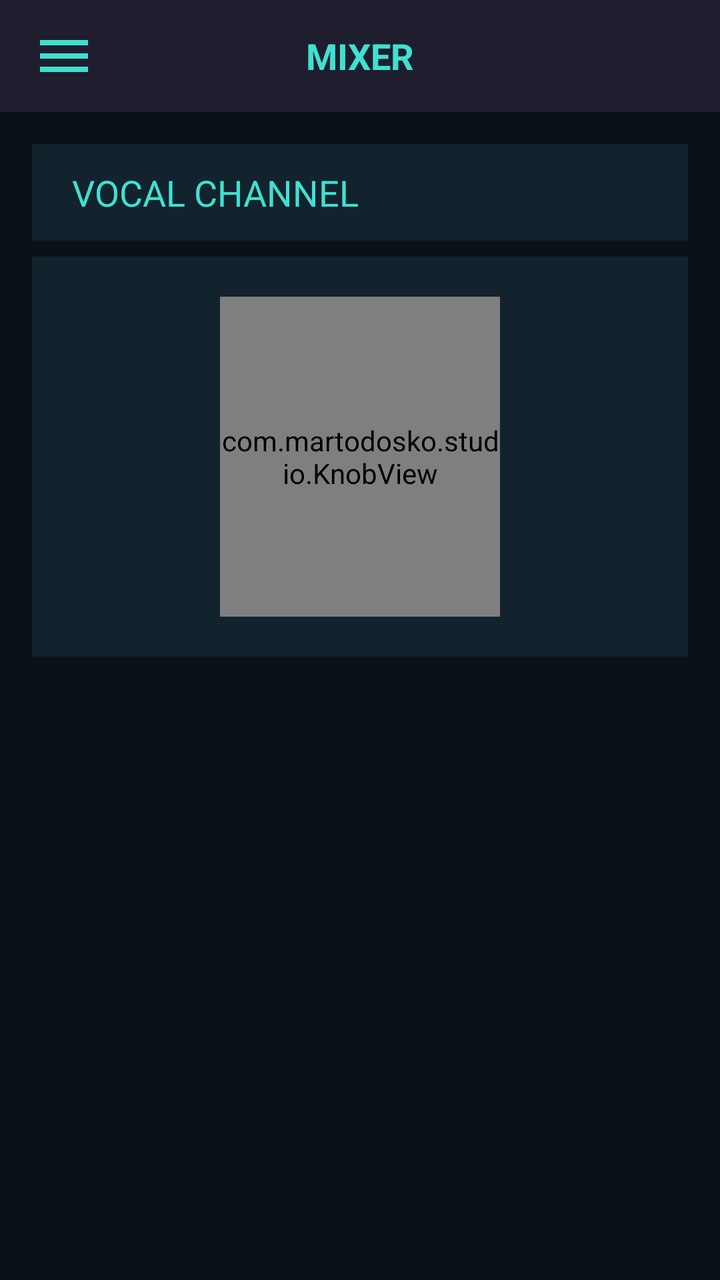
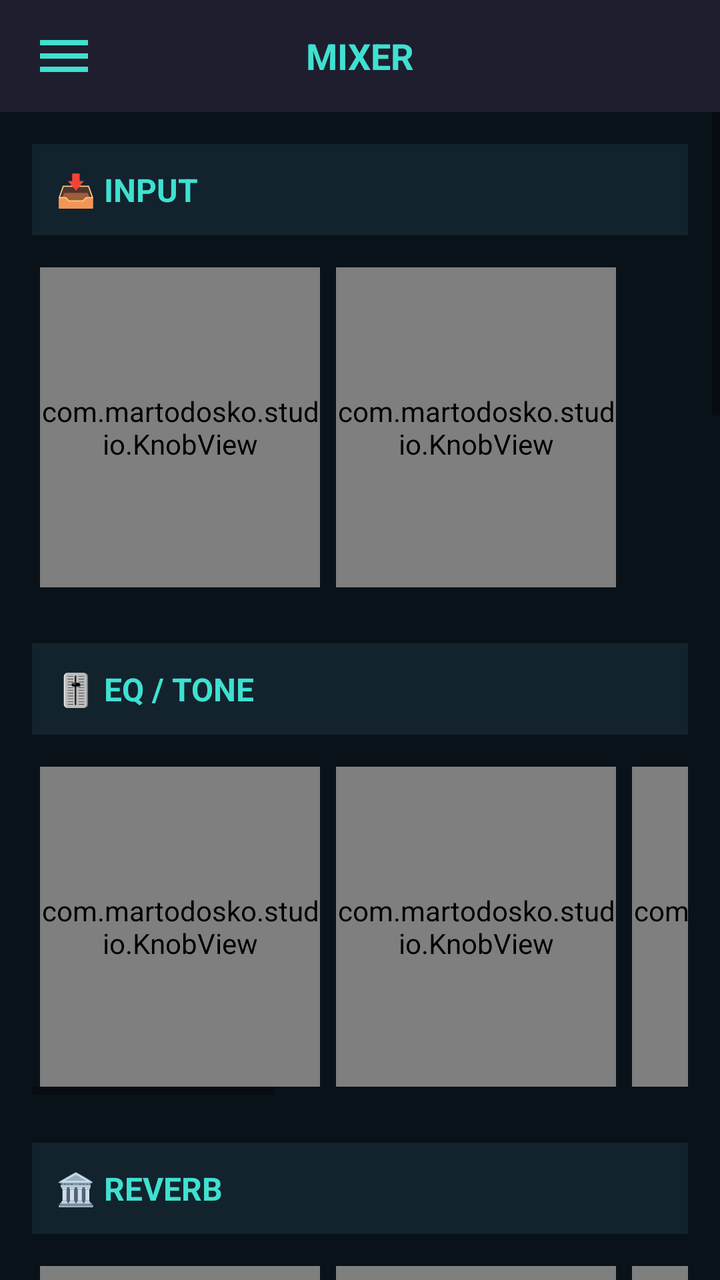

An Android layout rendered at two revisions. The XML below is the earlier revision; the diff shows what the commit changed to produce the second picture.
<!-- AndroidManifest.xml: activity theme Theme.AppCompat.Light.NoActionBar -->
<!-- res/layout/activity_mixer.xml -->
<?xml version="1.0" encoding="utf-8"?>
<androidx.drawerlayout.widget.DrawerLayout
    xmlns:android="http://schemas.android.com/apk/res/android"
    android:id="@+id/drawer_layout"
    android:layout_width="match_parent"
    android:layout_height="match_parent"
    android:background="#121212">

    
    <LinearLayout
        android:layout_width="match_parent"
        android:layout_height="match_parent"
        android:orientation="vertical">

        
        <LinearLayout
            android:layout_width="match_parent"
            android:layout_height="56dp"
            android:orientation="horizontal"
            android:gravity="center_vertical"
            android:background="#1E1E2F"
            android:paddingHorizontal="16dp">

            
            <ImageView
                android:id="@+id/btn_hamburger"
                android:layout_width="32dp"
                android:layout_height="32dp"
                android:src="@drawable/ic_hamburger"
                android:clickable="true"
                android:focusable="true"/>

            <TextView
                android:layout_width="0dp"
                android:layout_height="wrap_content"
                android:layout_weight="1"
                android:text="MIXER"
                android:textColor="#40E0D0"
                android:textSize="18sp"
                android:textStyle="bold"
                android:gravity="center"/>

            <View
                android:layout_width="32dp"
                android:layout_height="32dp"/>
        </LinearLayout>

        
        <ScrollView
            android:layout_width="match_parent"
            android:layout_height="match_parent"
            android:background="#081218"
            android:fillViewport="true">

            <LinearLayout
                android:layout_width="match_parent"
                android:layout_height="wrap_content"
                android:orientation="vertical"
                android:padding="16dp">

                
                <TextView
                    android:layout_width="match_parent"
                    android:layout_height="wrap_content"
                    android:text="VOCAL CHANNEL"
                    android:textColor="#40E0D0"
                    android:textSize="18sp"
                    android:paddingTop="12dp"
                    android:paddingBottom="12dp"
                    android:paddingLeft="20dp"
                    android:paddingRight="20dp"
                    android:background="#12232E"/>

                
                <LinearLayout
                    android:layout_width="match_parent"
                    android:layout_height="wrap_content"
                    android:orientation="vertical"
                    android:gravity="center_horizontal"
                    android:paddingTop="20dp"
                    android:paddingBottom="20dp"
                    android:background="#12232E"
                    android:layout_marginTop="8dp">

                    
                    <com.martodosko.studio.KnobView
                        android:id="@+id/knob_gain"
                        android:layout_width="140dp"
                        android:layout_height="160dp"/>

                    

                </LinearLayout>

            </LinearLayout>
        </ScrollView>

    </LinearLayout>

    
    <LinearLayout
        android:layout_width="280dp"
        android:layout_height="match_parent"
        android:layout_gravity="start"
        android:background="#1A1A2E"
        android:orientation="vertical"
        android:elevation="16dp">

        
        <LinearLayout
            android:layout_width="match_parent"
            android:layout_height="wrap_content"
            android:orientation="horizontal"
            android:gravity="center_vertical"
            android:padding="16dp"
            android:background="#16162A">

            <TextView
                android:layout_width="0dp"
                android:layout_height="wrap_content"
                android:layout_weight="1"
                android:text="MENU"
                android:textColor="#40E0D0"
                android:textSize="20sp"
                android:textStyle="bold"/>

            
            <ImageView
                android:id="@+id/btn_close_menu"
                android:layout_width="32dp"
                android:layout_height="32dp"
                android:src="@drawable/ic_close"
                android:clickable="true"
                android:focusable="true"/>
        </LinearLayout>

        <View
            android:layout_width="match_parent"
            android:layout_height="1dp"
            android:background="#333344"/>

        
        <LinearLayout
            android:layout_width="match_parent"
            android:layout_height="wrap_content"
            android:orientation="vertical"
            android:paddingTop="8dp">

            <TextView
                android:id="@+id/menu_mixer"
                android:layout_width="match_parent"
                android:layout_height="56dp"
                android:text="🎚️  Mixer"
                android:textColor="#40E0D0"
                android:textSize="16sp"
                android:gravity="center_vertical"
                android:paddingStart="24dp"
                android:clickable="true"/>

            
            <TextView
                android:id="@+id/menu_presets"
                android:layout_width="match_parent"
                android:layout_height="56dp"
                android:text="📋  Presets"
                android:textColor="#FFFFFF"
                android:textSize="16sp"
                android:gravity="center_vertical"
                android:paddingStart="24dp"
                android:clickable="true"/>

            
            <TextView
                android:id="@+id/menu_settings"
                android:layout_width="match_parent"
                android:layout_height="56dp"
                android:text="⚙️  Settings"
                android:textColor="#40E0D0"
                android:textSize="16sp"
                android:gravity="center_vertical"
                android:paddingStart="24dp"
                android:clickable="true"/>

            <TextView
                android:id="@+id/menu_effects"
                android:layout_width="match_parent"
                android:layout_height="56dp"
                android:text="🎸  Guitar Effects"
                android:textColor="#FFFFFF"
                android:textSize="16sp"
                android:gravity="center_vertical"
                android:paddingStart="24dp"
                android:clickable="true"/>

            <TextView
                android:id="@+id/menu_update"
                android:layout_width="match_parent"
                android:layout_height="56dp"
                android:text="🔄  Check Update"
                android:textColor="#FFFFFF"
                android:textSize="16sp"
                android:gravity="center_vertical"
                android:paddingStart="24dp"
                android:clickable="true"/>

            <TextView
                android:id="@+id/menu_help"
                android:layout_width="match_parent"
                android:layout_height="56dp"
                android:text="❓  Help"
                android:textColor="#40E0D0"
                android:textSize="16sp"
                android:gravity="center_vertical"
                android:paddingStart="24dp"
                android:clickable="true"/>

            <TextView
                android:id="@+id/menu_join"
                android:layout_width="match_parent"
                android:layout_height="56dp"
                android:text="🌐  Join Us"
                android:textColor="#00BFFF"
                android:textSize="16sp"
                android:gravity="center_vertical"
                android:paddingStart="24dp"
                android:clickable="true"/>

            <TextView
                android:id="@+id/menu_about"
                android:layout_width="match_parent"
                android:layout_height="56dp"
                android:text="ℹ️  About"
                android:textColor="#FFFFFF"
                android:textSize="16sp"
                android:gravity="center_vertical"
                android:paddingStart="24dp"
                android:clickable="true"/>
        </LinearLayout>
    </LinearLayout>

</androidx.drawerlayout.widget.DrawerLayout>
<!-- resources referenced by this layout -->
<resources>
  <!-- drawable ic_close (drawable) -->
  <vector xmlns:android="http://schemas.android.com/apk/res/android"
      android:width="24dp" android:height="24dp"
      android:viewportWidth="24" android:viewportHeight="24">
    <path android:fillColor="#FF6B6B"
          android:pathData="M19,6.41L17.59,5 12,10.59 6.41,5 5,6.41 10.59,12 5,17.59 6.41,19 12,13.41 17.59,19 19,17.59 13.41,12z"/>
  </vector>
  <!-- drawable ic_hamburger (drawable) -->
  <vector xmlns:android="http://schemas.android.com/apk/res/android"
      android:width="24dp" android:height="24dp"
      android:viewportWidth="24" android:viewportHeight="24">
    <path android:fillColor="#40E0D0"
          android:pathData="M3,18h18v-2L3,16v2zM3,13h18v-2L3,11v2zM3,6v2h18L21,6L3,6z"/>
  </vector>
</resources>

<!-- the commit's change to res/layout/activity_mixer.xml (unified diff, before → after) -->
@@ -21,7 +21,6 @@
             android:background="#1E1E2F"
             android:paddingHorizontal="16dp">
 
-            
             <ImageView
                 android:id="@+id/btn_hamburger"
                 android:layout_width="32dp"
@@ -59,37 +58,447 @@
                 android:padding="16dp">
 
                 
-                <TextView
-                    android:layout_width="match_parent"
-                    android:layout_height="wrap_content"
-                    android:text="VOCAL CHANNEL"
-                    android:textColor="#40E0D0"
-                    android:textSize="18sp"
-                    android:paddingTop="12dp"
-                    android:paddingBottom="12dp"
-                    android:paddingLeft="20dp"
-                    android:paddingRight="20dp"
-                    android:background="#12232E"/>
-
-                
+                
+                
+                <TextView
+                    android:layout_width="match_parent"
+                    android:layout_height="wrap_content"
+                    android:text="📥 INPUT"
+                    android:textColor="#40E0D0"
+                    android:textSize="16sp"
+                    android:textStyle="bold"
+                    android:padding="12dp"
+                    android:background="#12232E"/>
+
+                
+                <HorizontalScrollView
+                    android:layout_width="match_parent"
+                    android:layout_height="wrap_content"
+                    android:layout_marginTop="12dp">
+
+                    <LinearLayout
+                        android:layout_width="wrap_content"
+                        android:layout_height="wrap_content"
+                        android:orientation="horizontal"
+                        android:gravity="center">
+
+                        <com.martodosko.studio.KnobView
+                            android:id="@+id/knob_gain"
+                            android:layout_width="140dp"
+                            android:layout_height="160dp"
+                            android:layout_margin="4dp"/>
+
+                        <com.martodosko.studio.KnobView
+                            android:id="@+id/knob_sensitivity"
+                            android:layout_width="140dp"
+                            android:layout_height="160dp"
+                            android:layout_margin="4dp"/>
+                    </LinearLayout>
+                </HorizontalScrollView>
+
+                
+                
+                
+                <TextView
+                    android:layout_width="match_parent"
+                    android:layout_height="wrap_content"
+                    android:text="🎚️ EQ / TONE"
+                    android:textColor="#40E0D0"
+                    android:textSize="16sp"
+                    android:textStyle="bold"
+                    android:padding="12dp"
+                    android:layout_marginTop="24dp"
+                    android:background="#12232E"/>
+
+                
+                <HorizontalScrollView
+                    android:layout_width="match_parent"
+                    android:layout_height="wrap_content"
+                    android:layout_marginTop="12dp">
+
+                    <LinearLayout
+                        android:layout_width="wrap_content"
+                        android:layout_height="wrap_content"
+                        android:orientation="horizontal"
+                        android:gravity="center">
+
+                        <com.martodosko.studio.KnobView
+                            android:id="@+id/knob_eq_low"
+                            android:layout_width="140dp"
+                            android:layout_height="160dp"
+                            android:layout_margin="4dp"/>
+
+                        <com.martodosko.studio.KnobView
+                            android:id="@+id/knob_eq_lowmid"
+                            android:layout_width="140dp"
+                            android:layout_height="160dp"
+                            android:layout_margin="4dp"/>
+
+                        <com.martodosko.studio.KnobView
+                            android:id="@+id/knob_eq_mid"
+                            android:layout_width="140dp"
+                            android:layout_height="160dp"
+                            android:layout_margin="4dp"/>
+
+                        <com.martodosko.studio.KnobView
+                            android:id="@+id/knob_eq_highmid"
+                            android:layout_width="140dp"
+                            android:layout_height="160dp"
+                            android:layout_margin="4dp"/>
+
+                        <com.martodosko.studio.KnobView
+                            android:id="@+id/knob_eq_high"
+                            android:layout_width="140dp"
+                            android:layout_height="160dp"
+                            android:layout_margin="4dp"/>
+
+                        <com.martodosko.studio.KnobView
+                            android:id="@+id/knob_eq_presence"
+                            android:layout_width="140dp"
+                            android:layout_height="160dp"
+                            android:layout_margin="4dp"/>
+                    </LinearLayout>
+                </HorizontalScrollView>
+
+                
+                
+                
+                <TextView
+                    android:layout_width="match_parent"
+                    android:layout_height="wrap_content"
+                    android:text="🏛️ REVERB"
+                    android:textColor="#40E0D0"
+                    android:textSize="16sp"
+                    android:textStyle="bold"
+                    android:padding="12dp"
+                    android:layout_marginTop="24dp"
+                    android:background="#12232E"/>
+
+                <HorizontalScrollView
+                    android:layout_width="match_parent"
+                    android:layout_height="wrap_content"
+                    android:layout_marginTop="12dp">
+
+                    <LinearLayout
+                        android:layout_width="wrap_content"
+                        android:layout_height="wrap_content"
+                        android:orientation="horizontal"
+                        android:gravity="center">
+
+                        <com.martodosko.studio.KnobView
+                            android:id="@+id/knob_reverb_mix"
+                            android:layout_width="140dp"
+                            android:layout_height="160dp"
+                            android:layout_margin="4dp"/>
+
+                        <com.martodosko.studio.KnobView
+                            android:id="@+id/knob_reverb_decay"
+                            android:layout_width="140dp"
+                            android:layout_height="160dp"
+                            android:layout_margin="4dp"/>
+
+                        <com.martodosko.studio.KnobView
+                            android:id="@+id/knob_reverb_predelay"
+                            android:layout_width="140dp"
+                            android:layout_height="160dp"
+                            android:layout_margin="4dp"/>
+                    </LinearLayout>
+                </HorizontalScrollView>
+
+                
+                
+                
+                <TextView
+                    android:layout_width="match_parent"
+                    android:layout_height="wrap_content"
+                    android:text="⏱️ DELAY"
+                    android:textColor="#40E0D0"
+                    android:textSize="16sp"
+                    android:textStyle="bold"
+                    android:padding="12dp"
+                    android:layout_marginTop="24dp"
+                    android:background="#12232E"/>
+
+                <HorizontalScrollView
+                    android:layout_width="match_parent"
+                    android:layout_height="wrap_content"
+                    android:layout_marginTop="12dp">
+
+                    <LinearLayout
+                        android:layout_width="wrap_content"
+                        android:layout_height="wrap_content"
+                        android:orientation="horizontal"
+                        android:gravity="center">
+
+                        <com.martodosko.studio.KnobView
+                            android:id="@+id/knob_delay_time"
+                            android:layout_width="140dp"
+                            android:layout_height="160dp"
+                            android:layout_margin="4dp"/>
+
+                        <com.martodosko.studio.KnobView
+                            android:id="@+id/knob_delay_feedback"
+                            android:layout_width="140dp"
+                            android:layout_height="160dp"
+                            android:layout_margin="4dp"/>
+
+                        <com.martodosko.studio.KnobView
+                            android:id="@+id/knob_delay_mix"
+                            android:layout_width="140dp"
+                            android:layout_height="160dp"
+                            android:layout_margin="4dp"/>
+                    </LinearLayout>
+                </HorizontalScrollView>
+
+                
+                
+                
+                <TextView
+                    android:layout_width="match_parent"
+                    android:layout_height="wrap_content"
+                    android:text="🎵 CHORUS"
+                    android:textColor="#40E0D0"
+                    android:textSize="16sp"
+                    android:textStyle="bold"
+                    android:padding="12dp"
+                    android:layout_marginTop="24dp"
+                    android:background="#12232E"/>
+
+                <HorizontalScrollView
+                    android:layout_width="match_parent"
+                    android:layout_height="wrap_content"
+                    android:layout_marginTop="12dp">
+
+                    <LinearLayout
+                        android:layout_width="wrap_content"
+                        android:layout_height="wrap_content"
+                        android:orientation="horizontal"
+                        android:gravity="center">
+
+                        <com.martodosko.studio.KnobView
+                            android:id="@+id/knob_chorus_mix"
+                            android:layout_width="140dp"
+                            android:layout_height="160dp"
+                            android:layout_margin="4dp"/>
+
+                        <com.martodosko.studio.KnobView
+                            android:id="@+id/knob_chorus_speed"
+                            android:layout_width="140dp"
+                            android:layout_height="160dp"
+                            android:layout_margin="4dp"/>
+
+                        <com.martodosko.studio.KnobView
+                            android:id="@+id/knob_chorus_depth"
+                            android:layout_width="140dp"
+                            android:layout_height="160dp"
+                            android:layout_margin="4dp"/>
+                    </LinearLayout>
+                </HorizontalScrollView>
+
+                
+                
+                
+                <TextView
+                    android:layout_width="match_parent"
+                    android:layout_height="wrap_content"
+                    android:text="🔥 DISTORTION"
+                    android:textColor="#40E0D0"
+                    android:textSize="16sp"
+                    android:textStyle="bold"
+                    android:padding="12dp"
+                    android:layout_marginTop="24dp"
+                    android:background="#12232E"/>
+
+                <HorizontalScrollView
+                    android:layout_width="match_parent"
+                    android:layout_height="wrap_content"
+                    android:layout_marginTop="12dp">
+
+                    <LinearLayout
+                        android:layout_width="wrap_content"
+                        android:layout_height="wrap_content"
+                        android:orientation="horizontal"
+                        android:gravity="center">
+
+                        <com.martodosko.studio.KnobView
+                            android:id="@+id/knob_distortion"
+                            android:layout_width="140dp"
+                            android:layout_height="160dp"
+                            android:layout_margin="4dp"/>
+
+                        <com.martodosko.studio.KnobView
+                            android:id="@+id/knob_dist_tone"
+                            android:layout_width="140dp"
+                            android:layout_height="160dp"
+                            android:layout_margin="4dp"/>
+                    </LinearLayout>
+                </HorizontalScrollView>
+
+                
+                
+                
+                <TextView
+                    android:layout_width="match_parent"
+                    android:layout_height="wrap_content"
+                    android:text="📊 COMPRESSOR"
+                    android:textColor="#40E0D0"
+                    android:textSize="16sp"
+                    android:textStyle="bold"
+                    android:padding="12dp"
+                    android:layout_marginTop="24dp"
+                    android:background="#12232E"/>
+
+                <HorizontalScrollView
+                    android:layout_width="match_parent"
+                    android:layout_height="wrap_content"
+                    android:layout_marginTop="12dp">
+
+                    <LinearLayout
+                        android:layout_width="wrap_content"
+                        android:layout_height="wrap_content"
+                        android:orientation="horizontal"
+                        android:gravity="center">
+
+                        <com.martodosko.studio.KnobView
+                            android:id="@+id/knob_comp_threshold"
+                            android:layout_width="140dp"
+                            android:layout_height="160dp"
+                            android:layout_margin="4dp"/>
+
+                        <com.martodosko.studio.KnobView
+                            android:id="@+id/knob_comp_ratio"
+                            android:layout_width="140dp"
+                            android:layout_height="160dp"
+                            android:layout_margin="4dp"/>
+
+                        <com.martodosko.studio.KnobView
+                            android:id="@+id/knob_comp_attack"
+                            android:layout_width="140dp"
+                            android:layout_height="160dp"
+                            android:layout_margin="4dp"/>
+
+                        <com.martodosko.studio.KnobView
+                            android:id="@+id/knob_comp_release"
+                            android:layout_width="140dp"
+                            android:layout_height="160dp"
+                            android:layout_margin="4dp"/>
+
+                        <com.martodosko.studio.KnobView
+                            android:id="@+id/knob_comp_makeup"
+                            android:layout_width="140dp"
+                            android:layout_height="160dp"
+                            android:layout_margin="4dp"/>
+                    </LinearLayout>
+                </HorizontalScrollView>
+
+                
+                
+                
+                <TextView
+                    android:layout_width="match_parent"
+                    android:layout_height="wrap_content"
+                    android:text="📤 OUTPUT"
+                    android:textColor="#40E0D0"
+                    android:textSize="16sp"
+                    android:textStyle="bold"
+                    android:padding="12dp"
+                    android:layout_marginTop="24dp"
+                    android:background="#12232E"/>
+
+                <HorizontalScrollView
+                    android:layout_width="match_parent"
+                    android:layout_height="wrap_content"
+                    android:layout_marginTop="12dp">
+
+                    <LinearLayout
+                        android:layout_width="wrap_content"
+                        android:layout_height="wrap_content"
+                        android:orientation="horizontal"
+                        android:gravity="center">
+
+                        <com.martodosko.studio.KnobView
+                            android:id="@+id/knob_pan"
+                            android:layout_width="140dp"
+                            android:layout_height="160dp"
+                            android:layout_margin="4dp"/>
+
+                        <com.martodosko.studio.KnobView
+                            android:id="@+id/knob_channel_volume"
+                            android:layout_width="140dp"
+                            android:layout_height="160dp"
+                            android:layout_margin="4dp"/>
+                    </LinearLayout>
+                </HorizontalScrollView>
+
+                
+                
+                
+                <TextView
+                    android:layout_width="match_parent"
+                    android:layout_height="wrap_content"
+                    android:text="📏 MASTER"
+                    android:textColor="#40E0D0"
+                    android:textSize="16sp"
+                    android:textStyle="bold"
+                    android:padding="12dp"
+                    android:layout_marginTop="24dp"
+                    android:background="#12232E"/>
+
                 <LinearLayout
                     android:layout_width="match_parent"
                     android:layout_height="wrap_content"
                     android:orientation="vertical"
-                    android:gravity="center_horizontal"
-                    android:paddingTop="20dp"
-                    android:paddingBottom="20dp"
-                    android:background="#12232E"
-                    android:layout_marginTop="8dp">
-
-                    
-                    <com.martodosko.studio.KnobView
-                        android:id="@+id/knob_gain"
-                        android:layout_width="140dp"
-                        android:layout_height="160dp"/>
-
-                    
-
+                    android:padding="16dp">
+
+                    <TextView
+                        android:layout_width="wrap_content"
+                        android:layout_height="wrap_content"
+                        android:text="MASTER VOLUME"
+                        android:textColor="#FFFFFF"
+                        android:textSize="13sp"
+                        android:layout_marginBottom="4dp"/>
+                    <SeekBar
+                        android:id="@+id/slider_master"
+                        android:layout_width="match_parent"
+                        android:layout_height="wrap_content"
+                        android:thumbTint="#40E0D0"
+                        android:progressTint="#40E0D0"
+                        android:max="100"
+                        android:progress="75"/>
+
+                    <TextView
+                        android:layout_width="wrap_content"
+                        android:layout_height="wrap_content"
+                        android:text="LEFT CHANNEL"
+                        android:textColor="#FFFFFF"
+                        android:textSize="13sp"
+                        android:layout_marginTop="12dp"
+                        android:layout_marginBottom="4dp"/>
+                    <SeekBar
+                        android:id="@+id/slider_master_left"
+                        android:layout_width="match_parent"
+                        android:layout_height="wrap_content"
+                        android:thumbTint="#40E0D0"
+                        android:progressTint="#40E0D0"
+                        android:max="100"
+                        android:progress="75"/>
+
+                    <TextView
+                        android:layout_width="wrap_content"
+                        android:layout_height="wrap_content"
+                        android:text="RIGHT CHANNEL"
+                        android:textColor="#FFFFFF"
+                        android:textSize="13sp"
+                        android:layout_marginTop="12dp"
+                        android:layout_marginBottom="4dp"/>
+                    <SeekBar
+                        android:id="@+id/slider_master_right"
+                        android:layout_width="match_parent"
+                        android:layout_height="wrap_content"
+                        android:thumbTint="#40E0D0"
+                        android:progressTint="#40E0D0"
+                        android:max="100"
+                        android:progress="75"/>
                 </LinearLayout>
 
             </LinearLayout>
@@ -106,7 +515,6 @@
         android:orientation="vertical"
         android:elevation="16dp">
 
-        
         <LinearLayout
             android:layout_width="match_parent"
             android:layout_height="wrap_content"
@@ -124,7 +532,6 @@
                 android:textSize="20sp"
                 android:textStyle="bold"/>
 
-            
             <ImageView
                 android:id="@+id/btn_close_menu"
                 android:layout_width="32dp"
@@ -139,7 +546,6 @@
             android:layout_height="1dp"
             android:background="#333344"/>
 
-        
         <LinearLayout
             android:layout_width="match_parent"
             android:layout_height="wrap_content"
@@ -157,7 +563,6 @@
                 android:paddingStart="24dp"
                 android:clickable="true"/>
 
-            
             <TextView
                 android:id="@+id/menu_presets"
                 android:layout_width="match_parent"
@@ -169,7 +574,6 @@
                 android:paddingStart="24dp"
                 android:clickable="true"/>
 
-            
             <TextView
                 android:id="@+id/menu_settings"
                 android:layout_width="match_parent"
